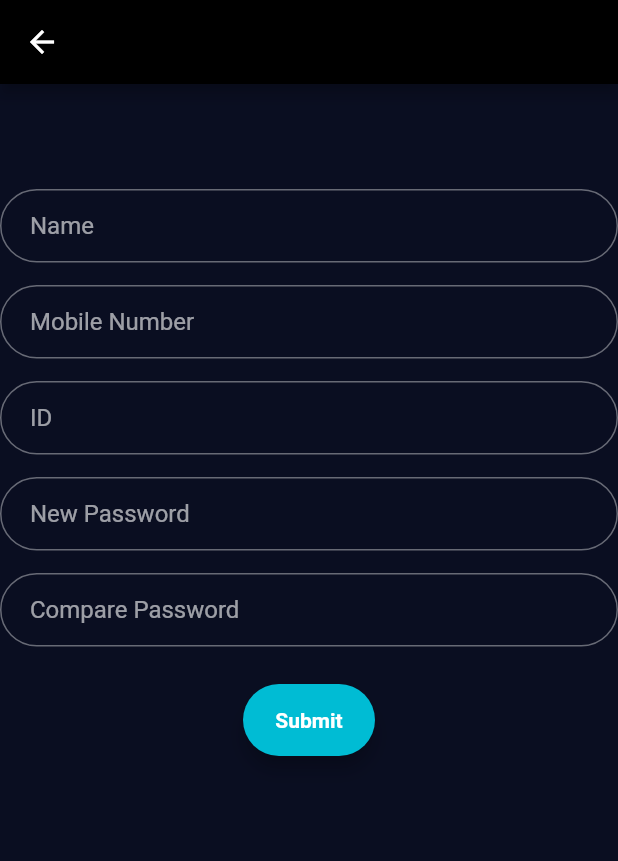
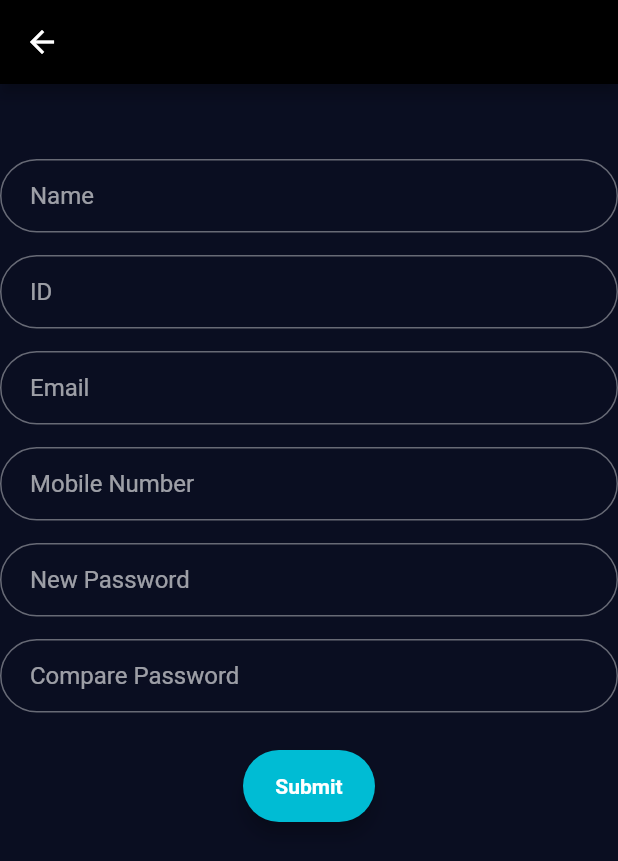
Before and after one commit to Saba-d-coder/Library-Management-System, a Flutter app: the RegisterPage screen opened directly, on a phone screen of 412 x 824 dp. Shown: the top 861 px of the screen. Run offline on Flutter 3.47's test engine with Material 2 defaults, Android fonts, the phone set to English and light mode, and no system bars.

Commit message:
minor changes

```diff
--- a/library_app/lib/Screens/registerPage.dart
+++ b/library_app/lib/Screens/registerPage.dart
@@ -16,15 +16,17 @@ class _RegisterPageState extends State<RegisterPage> {
         backgroundColor: Colors.black,
       ),
       body: SingleChildScrollView(
-        padding: EdgeInsets.only(top: 70.0),
+        padding: EdgeInsets.only(top: 50.0),
         child: Column(
           mainAxisAlignment: MainAxisAlignment.center,
           children: <Widget>[
             InputField(placeholder: "Name"),
             SizedBox(height: 15.0),
+            InputField(placeholder: "ID"),
+            SizedBox(height: 15.0),
+            InputField(placeholder: "Email"),
+            SizedBox(height: 15.0),
             InputField(placeholder: "Mobile Number"),
-            SizedBox(height: 15.0),
-            InputField(placeholder: "ID"),
             SizedBox(height: 15.0),
             InputField(placeholder: "New Password", boolValue: "hide"),
             SizedBox(height: 15.0),
```
Also changed, not shown: library_app/lib/Screens/loginPage.dart (+23 -22 lines).
